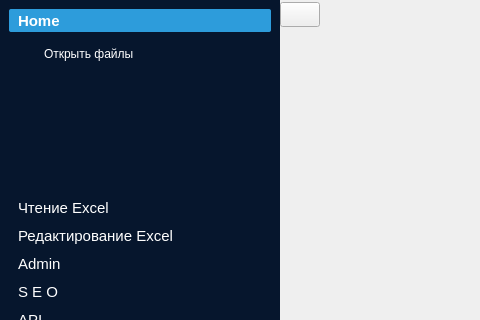
This is UI_window.ui in Gatalist/qt_application as Qt 5 draws it before an edit; both pictures show x 0 to 480 and y 0 to 320 of the 1135 by 773 pixel window. The edited form follows.
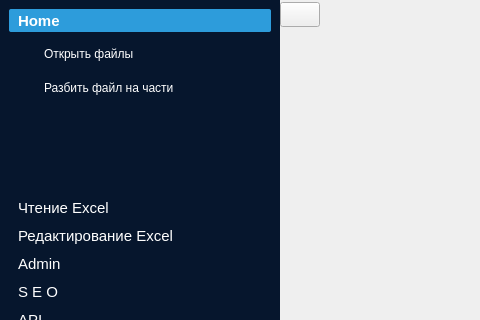
This is the edited form. The open tabs and pages were chosen to show the change. Icons and pictures are not drawn.

Commit message: add page for split document on break into pieces

```diff
--- a/UI_window.ui
+++ b/UI_window.ui
@@ -272,8 +272,8 @@
            <rect>
             <x>0</x>
             <y>0</y>
-            <width>156</width>
-            <height>141</height>
+            <width>262</width>
+            <height>135</height>
            </rect>
           </property>
           <attribute name="icon">
@@ -319,6 +319,17 @@
              </property>
             </widget>
            </item>
+           <item>
+            <widget class="QPushButton" name="btn_split_file">
+             <property name="text">
+              <string>Разбить файл на части</string>
+             </property>
+             <property name="icon">
+              <iconset resource="source/resource.qrc">
+               <normaloff>:/icons/icons/layout-split.svg</normaloff>:/icons/icons/layout-split.svg</iconset>
+             </property>
+            </widget>
+           </item>
            <item>
             <spacer name="verticalSpacer_4">
              <property name="orientation">
```
Left out of the diff: 24 changed lines with no effect on the pictures. The commit also changes 10 other files.
